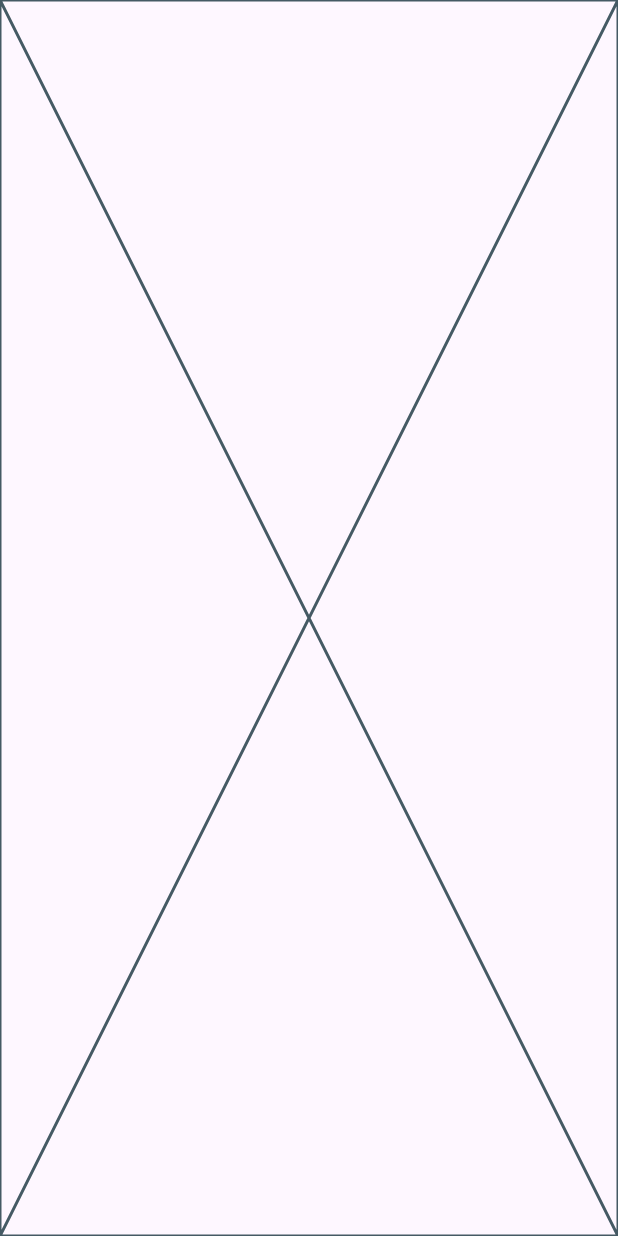
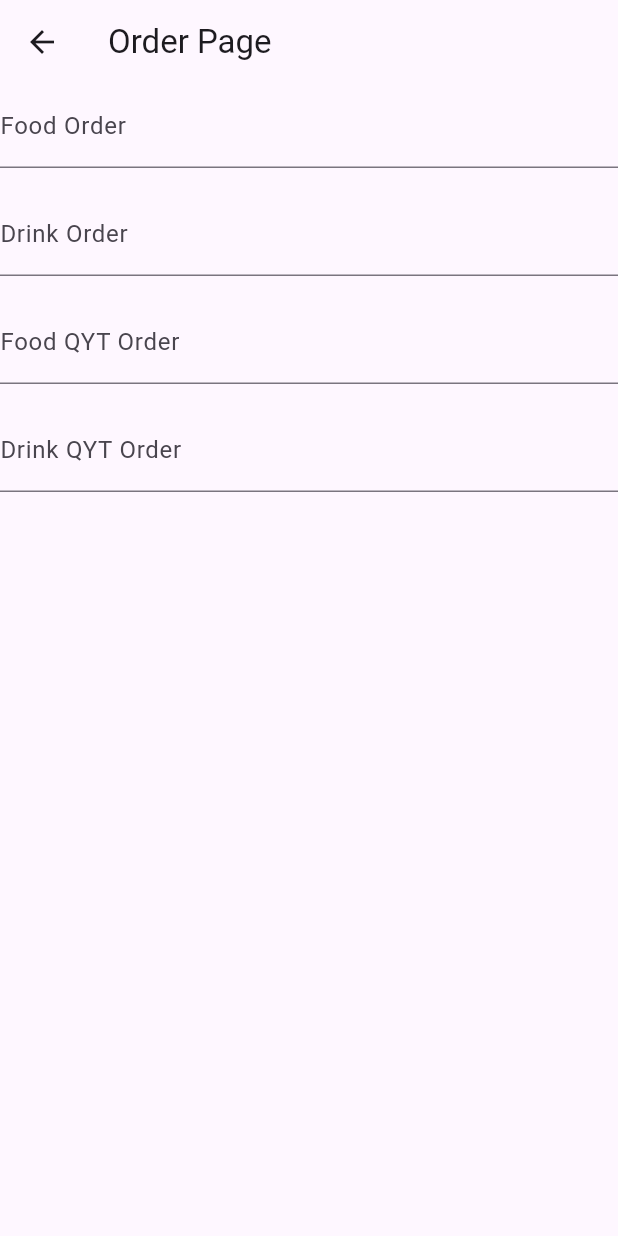
Before and after one commit to FirdausyTama/20220140021_act4, a Flutter app: the OrderPage screen opened directly, on a phone screen of 412 x 824 dp. Run offline on Flutter 3.47's test engine with Material 3 defaults, Android fonts, the phone set to English and light mode, and no system bars.

Commit message:
membuat form input minuman, makanan, jumlah  makanan dan minuman

```diff
--- a/lib/presentation/order_page.dart
+++ b/lib/presentation/order_page.dart
@@ -25,6 +25,57 @@ class _OrderPageState extends State<OrderPage> {
 
   @override
   Widget build(BuildContext context) {
-    return const Placeholder();
+    final _formKey = GlobalKey<FormState>();
+    return Scaffold(
+      appBar: AppBar(title: Text('Order Page')),
+      body: Form(
+        key: _formKey,
+        child: Column(
+          spacing: 16,
+          children: [
+            TextFormField(
+              controller: makananController,
+              decoration: const InputDecoration(labelText: 'Food Order'),
+              validator: (value) {
+                if (value == null || value.isEmpty) {
+                  return 'Please enter your food order';
+                }
+                return null;
+              },
+            ),
+            TextFormField(
+              controller: minumanController,
+              decoration: const InputDecoration(labelText: 'Drink Order'),
+              validator: (value) {
+                if (value == null || value.isEmpty) {
+                  return 'Please enter your drink order';
+                }
+                return null;
+              },
+            ),
+            TextFormField(
+              controller: jualMakananController,
+              decoration: const InputDecoration(labelText: 'Food QYT Order'),
+              validator: (value) {
+                if (value == null || value.isEmpty) {
+                  return 'Please enter your qyt of food order';
+                }
+                return null;
+              },
+            ),
+            TextFormField(
+              controller: jualMinumanController,
+              decoration: const InputDecoration(labelText: 'Drink QYT Order'),
+              validator: (value) {
+                if (value == null || value.isEmpty) {
+                  return 'Please enter your qyt of drink order';
+                }
+                return null;
+              },
+            ),
+          ],
+        ),
+      ),
+    );
   }
 }
```
